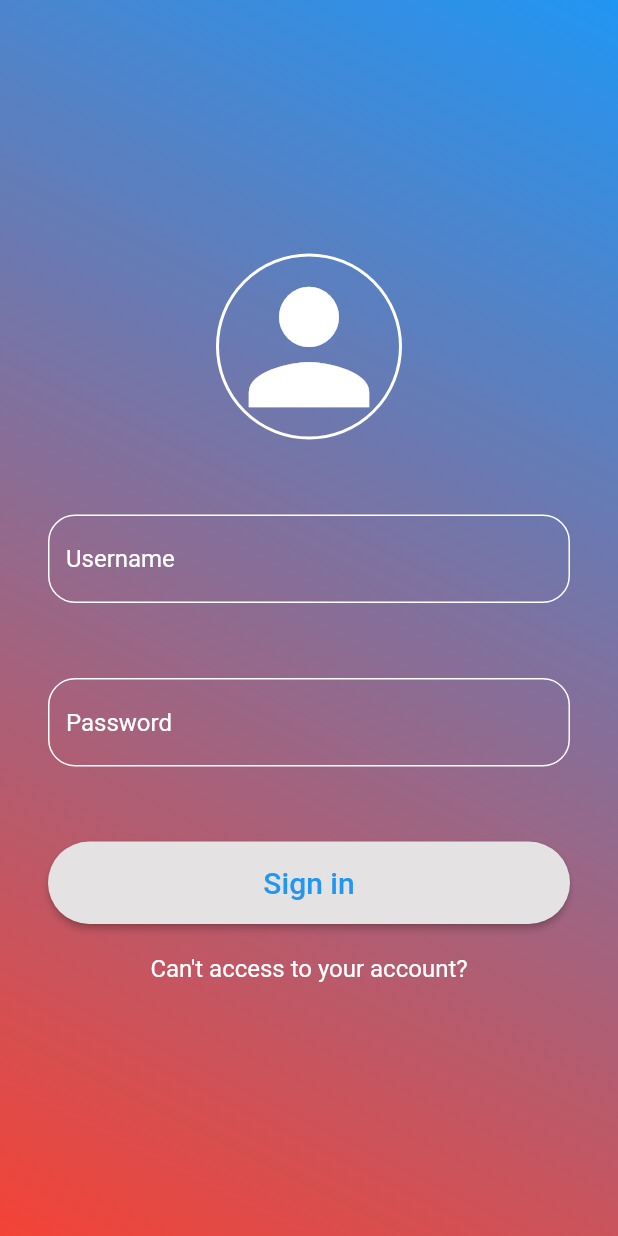
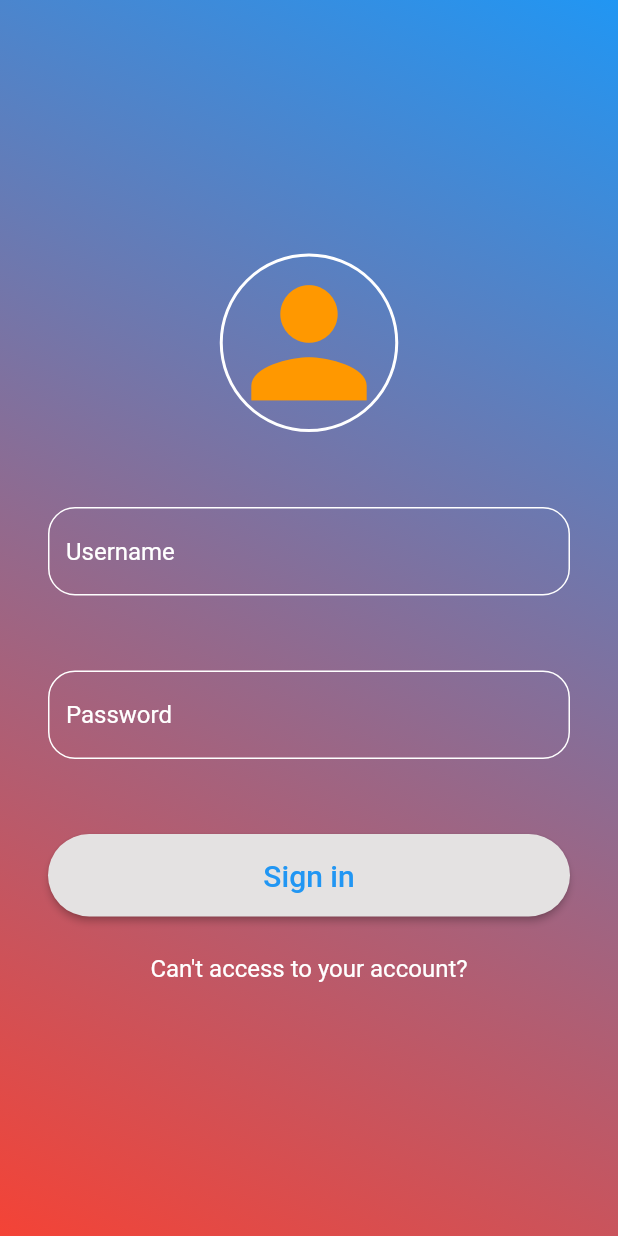
Before and after one commit to fsalles1988/myApp, a Flutter app: the screen it shows after launch, on a phone screen of 412 x 824 dp. Run offline on Flutter 3.47's test engine with Material 2 defaults, Android fonts, the phone set to English and light mode, and no system bars.

Commit message:
update align in icon front

```diff
--- a/lib/pages/login_page.dart
+++ b/lib/pages/login_page.dart
@@ -41,7 +41,7 @@ class _LoginPageState extends State<LoginPage> {
             _inputField("Password", passwordController, isPassword: true),
             const SizedBox(height: 50),
             _loginBtn(),
-            const SizedBox(height: 20),
+            const SizedBox(height: 25),
             _extraText(),
           ],
         ),
@@ -54,7 +54,7 @@ class _LoginPageState extends State<LoginPage> {
       decoration: BoxDecoration(
           border: Border.all(color: Colors.white, width: 2),
           shape: BoxShape.circle),
-      child: const Icon(Icons.person, color: Colors.white, size: 120),
+      child: const Icon(Icons.person, color: Colors.orange, size: 115),
     );
   }
 
```
